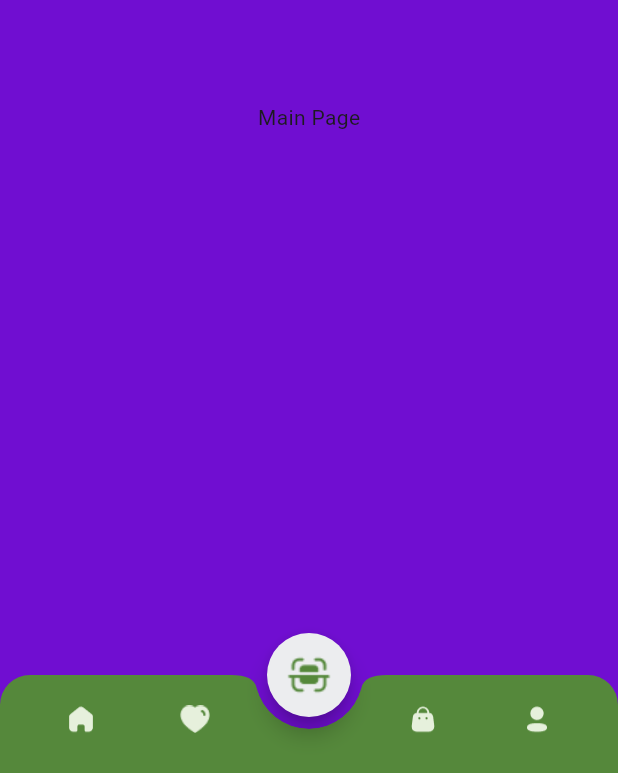
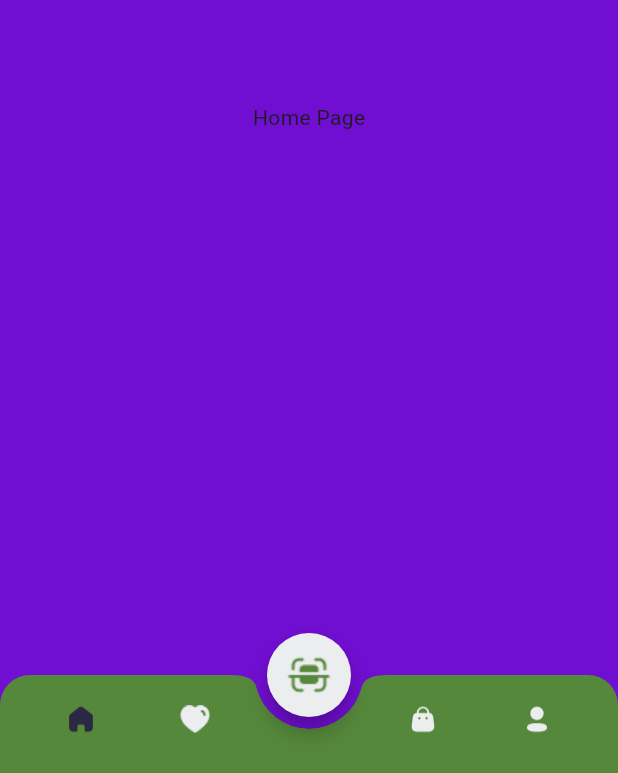
Before and after one commit to hanissiddiq/myapp, a Flutter app: the MainPage screen opened by its route, on a phone screen of 412 x 824 dp. Shown: the part 441-1214 px from the top of the screen. Run offline on Flutter 3.47's test engine with Material 3 defaults, Android fonts, the phone set to English and light mode, and no system bars; our stand-ins replace google_fonts.

Commit message:
add switch color and change page when tap Bottom Menu

```diff
--- /dev/null
+++ b/lib/pages/home/cart_page.dart
@@ -0,0 +1,12 @@
+import "package:flutter/material.dart";
+
+class CartPage extends StatelessWidget {
+  const CartPage({super.key});
+
+  @override
+  Widget build(BuildContext context) {
+    return Center(
+      child: Text('Cart Page'),
+    );
+  }
+}
--- /dev/null
+++ b/lib/pages/home/home_page.dart
@@ -0,0 +1,12 @@
+import "package:flutter/material.dart";
+
+class HomePage extends StatelessWidget {
+  const HomePage({super.key});
+
+  @override
+  Widget build(BuildContext context) {
+    return Center(
+      child: Text('Home Page'),
+    );
+  }
+}
--- a/lib/pages/home/main_page.dart
+++ b/lib/pages/home/main_page.dart
@@ -1,8 +1,19 @@
 import "package:flutter/material.dart";
+import "package:myapp/pages/home/cart_page.dart";
+import "package:myapp/pages/home/home_page.dart";
+import "package:myapp/pages/home/profile_page.dart";
+import "package:myapp/pages/home/wishlist_page.dart";
 import "package:myapp/theme.dart";
 
-class MainPage extends StatelessWidget {
+class MainPage extends StatefulWidget {
   const MainPage({super.key});
+
+  @override
+  State<MainPage> createState() => _MainPageState();
+}
+
+class _MainPageState extends State<MainPage> {
+  int currentIndex = 0;
 
   @override
   Widget build(BuildContext context) {
@@ -33,45 +44,72 @@ class MainPage extends StatelessWidget {
           clipBehavior: Clip.antiAlias,
           child: BottomNavigationBar(
             backgroundColor: primaryColor,
+            currentIndex: currentIndex,
+            onTap: (value) => setState(() {
+              print(value);
+              currentIndex = value;
+            }),
             type: BottomNavigationBarType.fixed,
             elevation: 0,
             items: [
               BottomNavigationBarItem(
-                icon: Image.asset(
+                icon: Container(
+                  margin: EdgeInsets.only(top: 0, bottom: 0),
+                  child: Image.asset(
                     'assets/img/icon_home.png',
                     width: 20,
+                    color:
+                        currentIndex == 0 ? backgroundColor5 : backgroundColor6,
+                  ),
                 ),
                 label: '',
                 tooltip: 'Home',
               ),
               BottomNavigationBarItem(
-                icon: Image.asset(
+                icon: Container(
+                  margin: EdgeInsets.only(top: 0, bottom: 0),
+                  child: Image.asset(
                     'assets/img/icon_love.png',
                     width: 20,
+                    color:
+                        currentIndex == 1 ? backgroundColor5 : backgroundColor6,
+                  ),
                 ),
                 label: '',
                 tooltip: 'Favorite',
               ),
               BottomNavigationBarItem(
-                icon: Image.asset(
+                icon: Container(
+                  margin: EdgeInsets.only(top: 0, bottom: 0),
+                  child: Image.asset(
                     'assets/img/icon_cart.png',
                     height: 4,
                     width: 4,
                   ),
+                ),
                 label: '',
               ),
               BottomNavigationBarItem(
-                icon: Image.asset(
+                icon: Container(
+                  margin: EdgeInsets.only(top: 0, bottom: 0),
+                  child: Image.asset(
                     'assets/img/icon_cart.png',
                     width: 20,
+                    color:
+                        currentIndex == 3 ? backgroundColor5 : backgroundColor6,
+                  ),
                 ),
                 label: '',
                 tooltip: 'Cart',
               ),
               BottomNavigationBarItem(
-                icon: Image.asset(
+                icon: Container(
+                  child: Image.asset(
                     'assets/img/icon_profile.png',
                     width: 20,
+                    color:
+                        currentIndex == 4 ? backgroundColor5 : backgroundColor6,
+                  ),
                 ),
                 label: '',
                 tooltip: 'Profile',
@@ -82,16 +120,31 @@ class MainPage extends StatelessWidget {
       );
     }
 
+    Widget body() {
+      switch (currentIndex) {
+        case 0:
+          return HomePage();
+          break;
+        case 1:
+          return WishlistPage();
+          break;
+        case 3:
+          return CartPage();
+          break;
+        case 4:
+          return ProfilePage();
+          break;
+        default:
+          return HomePage();
+      }
+    }
+
     return Scaffold(
       backgroundColor: Color.fromARGB(255, 112, 14, 209),
       floatingActionButton: scanButton(),
       floatingActionButtonLocation: FloatingActionButtonLocation.centerDocked,
       bottomNavigationBar: custombottomNav(),
-      body: SafeArea(
-        child: Center(
-          child: Text('Main Page'),
-        ),
-      ),
+      body: body(),
     );
   }
 }
--- /dev/null
+++ b/lib/pages/home/profile_page.dart
@@ -0,0 +1,12 @@
+import "package:flutter/material.dart";
+
+class ProfilePage extends StatelessWidget {
+  const ProfilePage({super.key});
+
+  @override
+  Widget build(BuildContext context) {
+    return Center(
+      child: Text('Profile Page'),
+    );
+  }
+}
--- /dev/null
+++ b/lib/pages/home/wishlist_page.dart
@@ -0,0 +1,12 @@
+import "package:flutter/material.dart";
+
+class WishlistPage extends StatelessWidget {
+  const WishlistPage({super.key});
+
+  @override
+  Widget build(BuildContext context) {
+    return Center(
+      child: Text('Wishlist Page'),
+    );
+  }
+}
```
Lines whose indentation alone changed are shown as unchanged.
